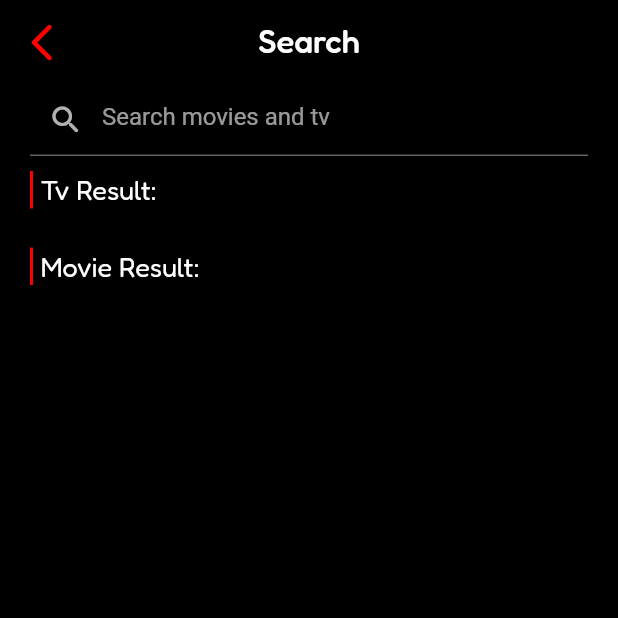
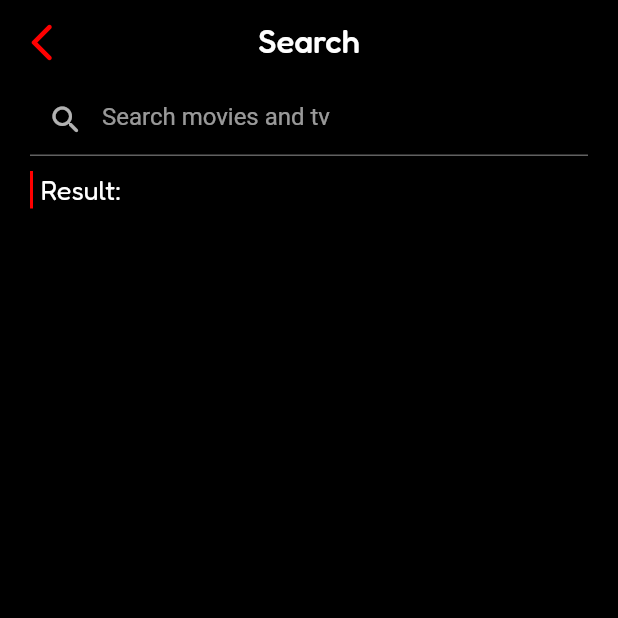
Before and after one commit to nerufuyo/gomuflix, a Flutter app: the GomuflixSearchScreen screen opened by its route, on a phone screen of 412 x 824 dp, the top half of it. Run offline on Flutter 3.47's test engine with Material 2 defaults, Android fonts, the phone set to English and light mode, and no system bars; our stand-ins replace bloc, cached_network_image, dartz, equatable, firebase_core, flutter_bloc and 5 more; accounts and stored records are empty; network calls fail; statements that could not run were skipped; key blocks and very long unbroken strings in the code were emptied for the run.

Commit message:
clean code implementation

```diff
--- a/module/gomucore/lib/presentation/screen/gomu_search_screen.dart
+++ b/module/gomucore/lib/presentation/screen/gomu_search_screen.dart
@@ -56,7 +56,7 @@ class GomuflixSearchScreen extends StatelessWidget {
                     const TitleRedLine(),
                     const TitleDivider(),
                     Text(
-                      'Tv Result: ',
+                      'Result: ',
                       style: subTitleText,
                     ),
                     Text(
@@ -71,8 +71,11 @@ class GomuflixSearchScreen extends StatelessWidget {
             BlocBuilder<GomuTvSearchBloc, GomuTvSearchState>(
               builder: (context, state) {
                 if (state is GomuTvSearchLoading) {
-                  return Center(
-                    child: CircularProgressIndicator(),
+                  return Container(
+                    height: 150,
+                    child: Center(
+                      child: CircularProgressIndicator(),
+                    ),
                   );
                 } else if (state is GomuTvSearchLoaded) {
                   return Expanded(
@@ -96,33 +99,22 @@ class GomuflixSearchScreen extends StatelessWidget {
                     child: Text(state.message),
                   );
                 } else {
-                  return Container();
+                  return Container(
+                    height: 150,
+                    child: Center(child: Text('Search is empty')),
+                  );
                 }
               },
             ),
-            Column(
-              children: [
-                Row(
-                  children: [
-                    const TitleRedLine(),
-                    const TitleDivider(),
-                    Text(
-                      'Movie Result: ',
-                      style: subTitleText,
-                    ),
-                    Text(
-                      textController.text,
-                      style: subTitleText,
-                    )
-                  ],
-                ),
-              ],
-            ),
+            SizedBox(height: 10),
             BlocBuilder<GomuMovieSearchBloc, GomuMovieSearchState>(
               builder: (context, state) {
                 if (state is GomuMovieSearchLoading) {
-                  return Center(
-                    child: CircularProgressIndicator(),
+                  return Container(
+                    height: 150,
+                    child: Center(
+                      child: CircularProgressIndicator(),
+                    ),
                   );
                 } else if (state is GomuMovieSearchLoaded) {
                   return Expanded(
@@ -146,7 +138,9 @@ class GomuflixSearchScreen extends StatelessWidget {
                     child: Text(state.message),
                   );
                 } else {
-                  return Container();
+                  return Container(
+                    height: 150,
+                  );
                 }
               },
             )
--- a/module/gomumovie/lib/presentation/bloc/gomu_movie_watchlist_bloc/gomu_movie_watchlist_state.dart
+++ b/module/gomumovie/lib/presentation/bloc/gomu_movie_watchlist_bloc/gomu_movie_watchlist_state.dart
@@ -8,14 +8,17 @@ abstract class GomuMovieWatchlistState extends Equatable {
   List<Object> get props => [];
 }
 
+// Movie Watchlist State
 class GomuMovieWatchlistInitial extends GomuMovieWatchlistState {
   final String message = 'Initial';
 }
 
+// Movie Watchlist Loading
 class GomuMovieWatchlistLoading extends GomuMovieWatchlistState {
   final String message = 'Loading';
 }
 
+// Movie Watchlist Loaded
 class GomuMovieWatchlistLoaded extends GomuMovieWatchlistState {
   final List<GomuflixMovieEntity> gomuMovieList;
 
@@ -25,6 +28,7 @@ class GomuMovieWatchlistLoaded extends GomuMovieWatchlistState {
   List<Object> get props => [gomuMovieList];
 }
 
+// Movie Watchlist Error
 class GomuMovieWatchlistError extends GomuMovieWatchlistState {
   final String message;
 
@@ -34,6 +38,7 @@ class GomuMovieWatchlistError extends GomuMovieWatchlistState {
   List<Object> get props => [message];
 }
 
+// Movie Watchlist Success
 class GomuMovieSuccess extends GomuMovieWatchlistState {
   final String message;
 
@@ -43,6 +48,7 @@ class GomuMovieSuccess extends GomuMovieWatchlistState {
   List<Object> get props => [message];
 }
 
+// Movie Watchlist Status Loaded
 class GomuMovieStatusLoaded extends GomuMovieWatchlistState {
   final bool isWatchlist;
 
--- a/module/gomumovie/lib/presentation/screen/gomu_movie_detail_screen.dart
+++ b/module/gomumovie/lib/presentation/screen/gomu_movie_detail_screen.dart
@@ -33,9 +33,6 @@ class _GomuflixMovieDetailScreenState extends State<GomuflixMovieDetailScreen> {
 
   @override
   Widget build(BuildContext context) {
-    GomuMovieDetailState movieRecommendations =
-        context.watch<GomuMovieRecommendationBloc>().state;
-
     return Scaffold(
       body: BlocListener<GomuMovieWatchlistBloc, GomuMovieWatchlistState>(
         listener: (_, state) {
@@ -65,6 +62,9 @@ class _GomuflixMovieDetailScreenState extends State<GomuflixMovieDetailScreen> {
             }
 
             if (state is GomuMovieDetailLoaded) {
+              GomuMovieDetailState movieRecommendations =
+                  context.watch<GomuMovieRecommendationBloc>().state;
+
               bool isAddedToWatchlistTv = (context
                       .watch<GomuMovieWatchlistBloc>()
                       .state is GomuMovieStatusLoaded)
--- a/module/gomumovie/lib/presentation/screen/gomu_movie_main_screen.dart
+++ b/module/gomumovie/lib/presentation/screen/gomu_movie_main_screen.dart
@@ -1,4 +1,3 @@
-import 'package:firebase_crashlytics/firebase_crashlytics.dart';
 import 'package:flutter_bloc/flutter_bloc.dart';
 import 'package:gomucore/gomucore.dart';
 import 'package:gomumovie/gomumovie.dart';
@@ -22,9 +21,11 @@ class _GomuflixMovieMainScreenState extends State {
     Future.microtask(() =>
         Provider.of<GomuMovieNowPlayingBloc>(context, listen: false)
             .add(GomuMovieListEvent()));
+
     Future.microtask(() =>
         Provider.of<GomuMoviePopularBloc>(context, listen: false)
             .add(GomuMovieListEvent()));
+
     Future.microtask(() =>
         Provider.of<GomuMovieTopRatedBloc>(context, listen: false)
             .add(GomuMovieListEvent()));
--- a/module/gomutv/lib/presentation/bloc/gomu_tv_watchlist_bloc/gomu_tv_watchlist_state.dart
+++ b/module/gomutv/lib/presentation/bloc/gomu_tv_watchlist_bloc/gomu_tv_watchlist_state.dart
@@ -8,14 +8,17 @@ abstract class GomuTvWatchlistState extends Equatable {
   List<Object> get props => [];
 }
 
+// Tv Watchlist State
 class GomuTvWatchlistInitial extends GomuTvWatchlistState {
   final String message = 'Initializing...';
 }
 
+// Tv Watchlist Loading
 class GomuTvWatchlistLoading extends GomuTvWatchlistState {
   final String message = 'Loading...';
 }
 
+// Tv Watchlist Loaded
 class GomuTvWatchlistLoaded extends GomuTvWatchlistState {
   final List<GomuflixTvEntity> gomuTvList;
 
@@ -25,6 +28,7 @@ class GomuTvWatchlistLoaded extends GomuTvWatchlistState {
   List<Object> get props => [gomuTvList];
 }
 
+// Tv Watchlist Error
 class GomuTvWatchlistError extends GomuTvWatchlistState {
   final String message;
 
@@ -34,6 +38,7 @@ class GomuTvWatchlistError extends GomuTvWatchlistState {
   List<Object> get props => [message];
 }
 
+// Tv Watchlist Success
 class GomuTvSuccess extends GomuTvWatchlistState {
   final String message;
 
@@ -43,6 +48,7 @@ class GomuTvSuccess extends GomuTvWatchlistState {
   List<Object> get props => [message];
 }
 
+// Tv Watchlist Status Loaded
 class GomuTvStatusLoaded extends GomuTvWatchlistState {
   final bool isWatchlist;
 
--- a/module/gomutv/lib/presentation/screen/gomu_tv_detail_screen.dart
+++ b/module/gomutv/lib/presentation/screen/gomu_tv_detail_screen.dart
@@ -32,9 +32,6 @@
 
   @override
   Widget build(BuildContext context) {
-    GomuTvDetailState tvRecommendations =
-        context.watch<GomuTvRecommendationBloc>().state;
-
     return Scaffold(
       body: BlocListener<GomuTvWatchlistBloc, GomuTvWatchlistState>(
         listener: (_, state) {
@@ -64,6 +61,9 @@
             }
 
             if (state is GomuTvDetailLoaded) {
+              GomuTvDetailState tvRecommendations =
+                  context.watch<GomuTvRecommendationBloc>().state;
+
               bool isAddedToWatchlistTv = (context
                       .watch<GomuTvWatchlistBloc>()
                       .state is GomuTvStatusLoaded)
--- a/module/gomutv/lib/presentation/widget/gomu_tv_content_detail_widget.dart
+++ b/module/gomutv/lib/presentation/widget/gomu_tv_content_detail_widget.dart
@@ -241,9 +241,7 @@ class GomuflixTvDetailWidget extends StatelessWidget {
                 ),
               );
             },
-            // initialChildSize: 0.5,
             minChildSize: 0.25,
-            // maxChildSize: 1.0,
           ),
         ),
         Padding(
```
Also changed, not shown: lib/injection.dart (+12 -0 lines), module/gomucore/lib/gomucore.dart (+13 -0 lines), module/gomucore/lib/presentation/screen/gomu_watchlist_screen.dart (+20 -6 lines), module/gomumovie/lib/gomumovie.dart (+11 -0 lines), module/gomutv/lib/gomutv.dart (+11 -0 lines), 4 other files.
